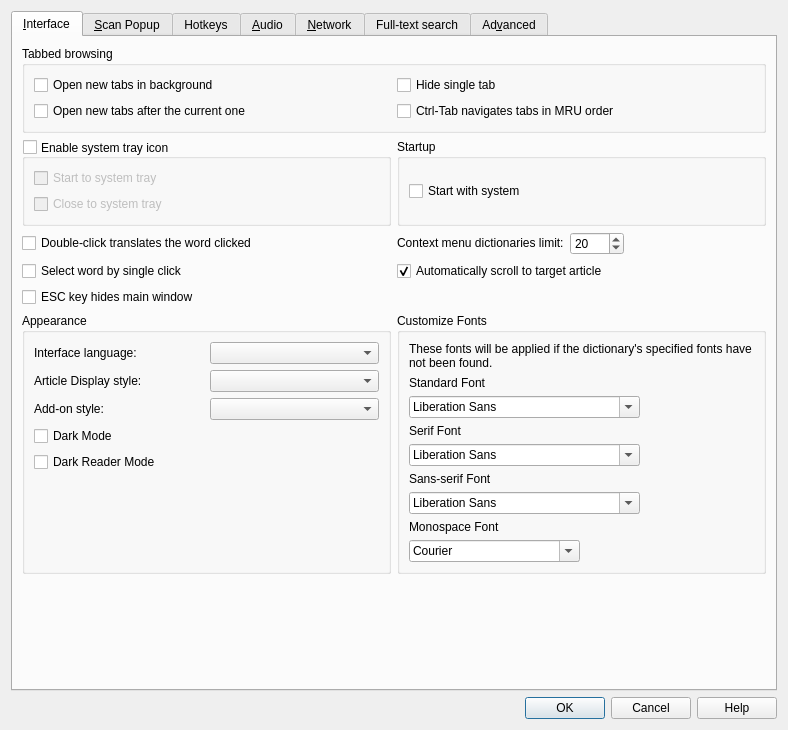
Above: src/ui/preferences.ui from xiaoyifang/goldendict-ng before the change. Below: the same form after it.
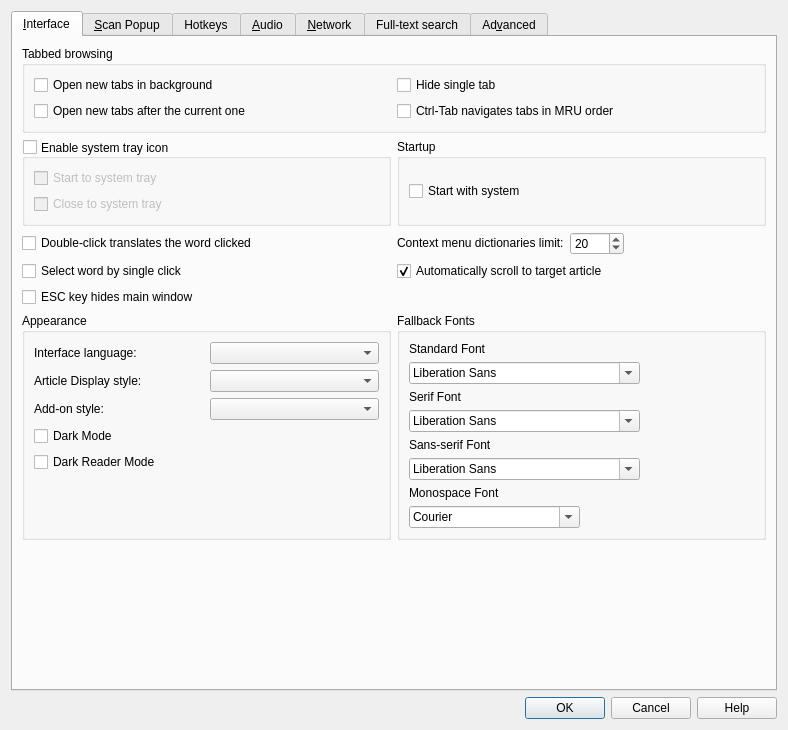
That is the form after the change. Icons and pictures are not drawn. Custom widgets are drawn as their Qt base class.

Commit message: feat: adjust layout

Patch:
```diff
--- a/src/ui/preferences.ui
+++ b/src/ui/preferences.ui
@@ -407,19 +407,9 @@
        <item row="9" column="1">
         <widget class="QGroupBox" name="groupBox_10">
          <property name="title">
-          <string>Customize Fonts</string>
+          <string>Fallback Fonts</string>
          </property>
          <layout class="QVBoxLayout" name="verticalLayout_17">
-          <item>
-           <widget class="QLabel" name="label_7">
-            <property name="text">
-             <string>These fonts will be applied if the dictionary's specified fonts have not been found.</string>
-            </property>
-            <property name="wordWrap">
-             <bool>true</bool>
-            </property>
-           </widget>
-          </item>
           <item>
            <widget class="QLabel" name="label_16">
             <property name="text">
```
Left out of the diff: 3 changed lines with no effect on the pictures. The commit also changes 1 other file.
